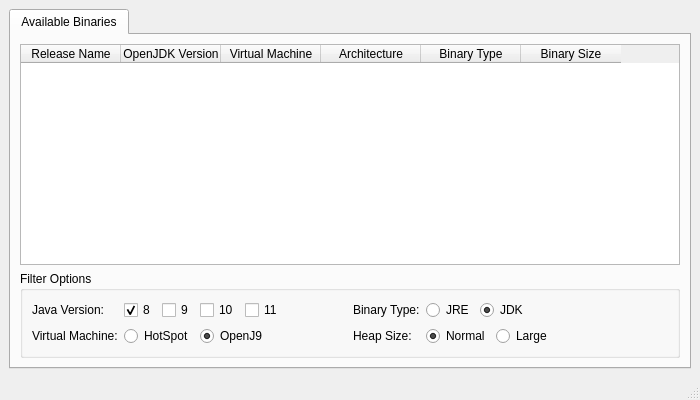
spikespaz-archives/archive-bundles, file interface.ui: the form before one commit.
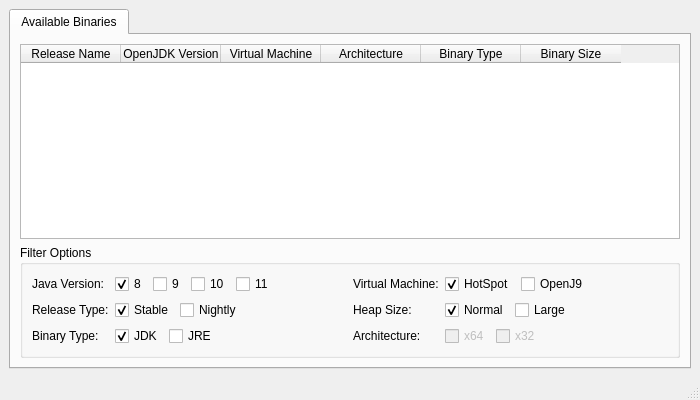
The form after the commit.

Commit message: Add search filters for arch and release type

```diff
--- a/interface.ui
+++ b/interface.ui
@@ -123,28 +123,18 @@
               </layout>
              </item>
              <item row="1" column="0">
-              <widget class="QLabel" name="label_2">
+              <widget class="QLabel" name="label_5">
                <property name="text">
-                <string>Virtual Machine:</string>
+                <string>Release Type:</string>
                </property>
               </widget>
              </item>
              <item row="1" column="1">
-              <layout class="QHBoxLayout" name="horizontalLayout">
+              <layout class="QHBoxLayout" name="horizontalLayout_6">
                <item>
-                <widget class="QRadioButton" name="hotspotVmRadioButton">
+                <widget class="QCheckBox" name="stableReleaseTypeCheckBox">
                  <property name="text">
-                  <string>HotSpot</string>
-                 </property>
-                 <attribute name="buttonGroup">
-                  <string notr="true">vmButtonGroup</string>
-                 </attribute>
-                </widget>
-               </item>
-               <item>
-                <widget class="QRadioButton" name="openj9VmRadioButton">
-                 <property name="text">
-                  <string>OpenJ9</string>
+                  <string>Stable</string>
                  </property>
                  <property name="checked">
                   <bool>true</bool>
@@ -155,7 +145,14 @@
                 </widget>
                </item>
                <item>
-                <spacer name="horizontalSpacer">
+                <widget class="QCheckBox" name="nightlyReleaseTypeCheckBox">
+                 <property name="text">
+                  <string>Nightly</string>
+                 </property>
+                </widget>
+               </item>
+               <item>
+                <spacer name="horizontalSpacer_5">
                  <property name="orientation">
                   <enum>Qt::Horizontal</enum>
                  </property>
@@ -169,40 +166,30 @@
                </item>
               </layout>
              </item>
-            </layout>
-           </item>
-           <item>
-            <layout class="QFormLayout" name="formLayout_2">
-             <item row="0" column="0">
+             <item row="2" column="0">
               <widget class="QLabel" name="label_3">
                <property name="text">
                 <string>Binary Type:</string>
                </property>
               </widget>
              </item>
-             <item row="0" column="1">
+             <item row="2" column="1">
               <layout class="QHBoxLayout" name="horizontalLayout_3">
                <item>
-                <widget class="QRadioButton" name="jreBinRadioButton">
-                 <property name="text">
-                  <string>JRE</string>
-                 </property>
-                 <attribute name="buttonGroup">
-                  <string notr="true">binTypeButtonGroup</string>
-                 </attribute>
-                </widget>
-               </item>
-               <item>
-                <widget class="QRadioButton" name="jdkBinRadioButton">
+                <widget class="QCheckBox" name="jdkBinCheckBox">
                  <property name="text">
                   <string>JDK</string>
                  </property>
                  <property name="checked">
                   <bool>true</bool>
                  </property>
-                 <attribute name="buttonGroup">
-                  <string notr="true">binTypeButtonGroup</string>
-                 </attribute>
+                </widget>
+               </item>
+               <item>
+                <widget class="QCheckBox" name="jreBinCheckBox">
+                 <property name="text">
+                  <string>JRE</string>
+                 </property>
                 </widget>
                </item>
                <item>
@@ -220,17 +207,21 @@
                </item>
               </layout>
              </item>
-             <item row="1" column="0">
+            </layout>
+           </item>
+           <item>
+            <layout class="QFormLayout" name="formLayout_2">
+             <item row="2" column="0">
               <widget class="QLabel" name="label_4">
                <property name="text">
                 <string>Heap Size:</string>
                </property>
               </widget>
              </item>
-             <item row="1" column="1">
+             <item row="2" column="1">
               <layout class="QHBoxLayout" name="horizontalLayout_4">
                <item>
-                <widget class="QRadioButton" name="normalHeapSizeRadioButton">
+                <widget class="QCheckBox" name="normalHeapSizeCheckBox">
                  <property name="text">
                   <string>Normal</string>
                  </property>
@@ -243,7 +234,7 @@
                 </widget>
                </item>
                <item>
-                <widget class="QRadioButton" name="largeHeapSizeRadioButton">
+                <widget class="QCheckBox" name="largeHeapSizeCheckBox">
                  <property name="text">
                   <string>Large</string>
                  </property>
@@ -267,6 +258,91 @@
                </item>
               </layout>
              </item>
+             <item row="3" column="0">
+              <widget class="QLabel" name="label_6">
+               <property name="text">
+                <string>Architecture:</string>
+               </property>
+              </widget>
+             </item>
+             <item row="3" column="1">
+              <layout class="QHBoxLayout" name="horizontalLayout_7">
+               <item>
+                <widget class="QCheckBox" name="x64ArchCheckBox">
+                 <property name="enabled">
+                  <bool>false</bool>
+                 </property>
+                 <property name="text">
+                  <string>x64</string>
+                 </property>
+                </widget>
+               </item>
+               <item>
+                <widget class="QCheckBox" name="x32ArchCheckBox">
+                 <property name="enabled">
+                  <bool>false</bool>
+                 </property>
+                 <property name="text">
+                  <string>x32</string>
+                 </property>
+                </widget>
+               </item>
+               <item>
+                <spacer name="horizontalSpacer_6">
+                 <property name="orientation">
+                  <enum>Qt::Horizontal</enum>
+                 </property>
+                 <property name="sizeHint" stdset="0">
+                  <size>
+                   <width>40</width>
+                   <height>20</height>
+                  </size>
+                 </property>
+                </spacer>
+               </item>
+              </layout>
+             </item>
+             <item row="1" column="0">
+              <widget class="QLabel" name="label_2">
+               <property name="text">
+                <string>Virtual Machine:</string>
+               </property>
+              </widget>
+             </item>
+             <item row="1" column="1">
+              <layout class="QHBoxLayout" name="horizontalLayout">
+               <item>
+                <widget class="QCheckBox" name="hotspotVmCheckBox">
+                 <property name="text">
+                  <string>HotSpot</string>
+                 </property>
+                 <property name="checked">
+                  <bool>true</bool>
+                 </property>
+                </widget>
+               </item>
+               <item>
+                <widget class="QCheckBox" name="openj9VmCheckBox">
+                 <property name="text">
+                  <string>OpenJ9</string>
+                 </property>
+                </widget>
+               </item>
+               <item>
+                <spacer name="horizontalSpacer">
+                 <property name="orientation">
+                  <enum>Qt::Horizontal</enum>
+                 </property>
+                 <property name="sizeHint" stdset="0">
+                  <size>
+                   <width>40</width>
+                   <height>20</height>
+                  </size>
+                 </property>
+                </spacer>
+               </item>
+              </layout>
+             </item>
             </layout>
            </item>
           </layout>
```
Left out of the diff: 14 changed lines with no effect on the pictures. The commit also changes 1 other file.
